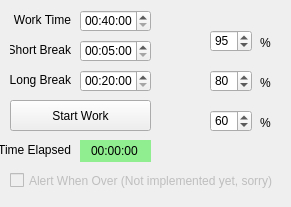
The window that mainwindow.ui (Kiloku/nice-pomodoro) describes before a commit, drawn with Qt 5.
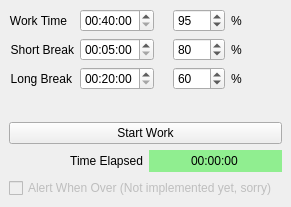
The same window after the commit. Icons and pictures are not drawn.

Commit message:
put widgets into layouts
This makes layout self-adjusting

What changed in the file:
```diff
--- a/mainwindow.ui
+++ b/mainwindow.ui
@@ -17,145 +17,13 @@
    <bool>false</bool>
   </property>
   <widget class="QWidget" name="centralwidget">
-   <widget class="QTimeEdit" name="timeElapsedBox">
-    <property name="enabled">
-     <bool>false</bool>
-    </property>
-    <property name="geometry">
-     <rect>
-      <x>80</x>
-      <y>140</y>
-      <width>71</width>
-      <height>22</height>
-     </rect>
-    </property>
-    <property name="styleSheet">
-     <string notr="true">background-color:lightgreen;
-color:black;</string>
-    </property>
-    <property name="frame">
-     <bool>false</bool>
-    </property>
-    <property name="alignment">
-     <set>Qt::AlignCenter</set>
-    </property>
-    <property name="buttonSymbols">
-     <enum>QAbstractSpinBox::NoButtons</enum>
-    </property>
-    <property name="keyboardTracking">
-     <bool>true</bool>
-    </property>
-    <property name="displayFormat">
-     <string>HH:mm:ss</string>
-    </property>
-   </widget>
-   <widget class="QPushButton" name="startButton">
-    <property name="geometry">
-     <rect>
-      <x>10</x>
-      <y>100</y>
-      <width>141</width>
-      <height>31</height>
-     </rect>
-    </property>
-    <property name="text">
-     <string>Start Work</string>
-    </property>
-   </widget>
-   <widget class="QLabel" name="elapsedLabel">
-    <property name="geometry">
-     <rect>
-      <x>0</x>
-      <y>140</y>
-      <width>71</width>
-      <height>20</height>
-     </rect>
-    </property>
-    <property name="text">
-     <string>Time Elapsed</string>
-    </property>
-    <property name="alignment">
-     <set>Qt::AlignRight|Qt::AlignTrailing|Qt::AlignVCenter</set>
-    </property>
-   </widget>
-   <widget class="QTimeEdit" name="restTimeBox">
-    <property name="enabled">
-     <bool>true</bool>
-    </property>
-    <property name="geometry">
-     <rect>
-      <x>80</x>
-      <y>40</y>
-      <width>71</width>
-      <height>22</height>
-     </rect>
-    </property>
-    <property name="displayFormat">
-     <string>HH:mm:ss</string>
-    </property>
-    <property name="time">
-     <time>
-      <hour>0</hour>
-      <minute>5</minute>
-      <second>0</second>
-     </time>
-    </property>
-   </widget>
-   <widget class="QTimeEdit" name="workTimeBox">
-    <property name="enabled">
-     <bool>true</bool>
-    </property>
-    <property name="geometry">
-     <rect>
-      <x>80</x>
-      <y>10</y>
-      <width>71</width>
-      <height>22</height>
-     </rect>
-    </property>
-    <property name="displayFormat">
-     <string>HH:mm:ss</string>
-    </property>
-    <property name="time">
-     <time>
-      <hour>0</hour>
-      <minute>40</minute>
-      <second>0</second>
-     </time>
-    </property>
-   </widget>
-   <widget class="QTimeEdit" name="longRestTimeBox">
-    <property name="enabled">
-     <bool>true</bool>
-    </property>
-    <property name="geometry">
-     <rect>
-      <x>80</x>
-      <y>70</y>
-      <width>71</width>
-      <height>22</height>
-     </rect>
-    </property>
-    <property name="displayFormat">
-     <string>HH:mm:ss</string>
-    </property>
-    <property name="time">
-     <time>
-      <hour>0</hour>
-      <minute>20</minute>
-      <second>0</second>
-     </time>
-    </property>
-   </widget>
+   <layout class="QVBoxLayout" name="verticalLayout_2">
+    <item>
+     <layout class="QHBoxLayout" name="horizontalLayout_5">
+      <item>
+       <layout class="QFormLayout" name="formLayout">
+        <item row="0" column="0">
    <widget class="QLabel" name="workTimeLabel">
-    <property name="geometry">
-     <rect>
-      <x>10</x>
-      <y>10</y>
-      <width>61</width>
-      <height>20</height>
-     </rect>
-    </property>
     <property name="text">
      <string>Work Time</string>
     </property>
@@ -163,15 +31,26 @@
      <set>Qt::AlignRight|Qt::AlignTrailing|Qt::AlignVCenter</set>
     </property>
    </widget>
+        </item>
+        <item row="0" column="1">
+         <widget class="QTimeEdit" name="workTimeBox">
+          <property name="enabled">
+           <bool>true</bool>
+          </property>
+          <property name="displayFormat">
+           <string>HH:mm:ss</string>
+          </property>
+          <property name="time">
+           <time>
+            <hour>0</hour>
+            <minute>40</minute>
+            <second>0</second>
+           </time>
+          </property>
+         </widget>
+        </item>
+        <item row="1" column="0">
    <widget class="QLabel" name="shortBreakLabel">
-    <property name="geometry">
-     <rect>
-      <x>10</x>
-      <y>40</y>
-      <width>61</width>
-      <height>20</height>
-     </rect>
-    </property>
     <property name="text">
      <string>Short Break</string>
     </property>
@@ -179,15 +58,26 @@
      <set>Qt::AlignRight|Qt::AlignTrailing|Qt::AlignVCenter</set>
     </property>
    </widget>
+        </item>
+        <item row="1" column="1">
+         <widget class="QTimeEdit" name="restTimeBox">
+          <property name="enabled">
+           <bool>true</bool>
+          </property>
+          <property name="displayFormat">
+           <string>HH:mm:ss</string>
+          </property>
+          <property name="time">
+           <time>
+            <hour>0</hour>
+            <minute>5</minute>
+            <second>0</second>
+           </time>
+          </property>
+         </widget>
+        </item>
+        <item row="2" column="0">
    <widget class="QLabel" name="longBreakLabel">
-    <property name="geometry">
-     <rect>
-      <x>10</x>
-      <y>70</y>
-      <width>61</width>
-      <height>20</height>
-     </rect>
-    </property>
     <property name="text">
      <string>Long Break</string>
     </property>
@@ -195,69 +85,30 @@
      <set>Qt::AlignRight|Qt::AlignTrailing|Qt::AlignVCenter</set>
     </property>
    </widget>
-   <widget class="QCheckBox" name="alertWhenOver">
+        </item>
+        <item row="2" column="1">
+         <widget class="QTimeEdit" name="longRestTimeBox">
     <property name="enabled">
-     <bool>false</bool>
-    </property>
-    <property name="geometry">
-     <rect>
-      <x>10</x>
-      <y>170</y>
-      <width>271</width>
-      <height>21</height>
-     </rect>
-    </property>
-    <property name="text">
-     <string>Alert When Over (Not implemented yet, sorry)</string>
-    </property>
-   </widget>
-   <widget class="QLabel" name="yellowThresholdLabel">
-    <property name="geometry">
-     <rect>
-      <x>170</x>
-      <y>100</y>
-      <width>32</width>
-      <height>32</height>
-     </rect>
-    </property>
-    <property name="text">
-     <string/>
-    </property>
-    <property name="pixmap">
-     <pixmap resource="pomo.qrc">:/images/PomoYellow.png</pixmap>
-    </property>
-    <property name="scaledContents">
      <bool>true</bool>
     </property>
-   </widget>
-   <widget class="QLabel" name="orangeThresholdLabel">
-    <property name="geometry">
-     <rect>
-      <x>170</x>
-      <y>60</y>
-      <width>32</width>
-      <height>32</height>
-     </rect>
-    </property>
-    <property name="text">
-     <string/>
-    </property>
-    <property name="pixmap">
-     <pixmap resource="pomo.qrc">:/images/PomoOrange.png</pixmap>
-    </property>
-    <property name="scaledContents">
-     <bool>true</bool>
-    </property>
-   </widget>
+          <property name="displayFormat">
+           <string>HH:mm:ss</string>
+          </property>
+          <property name="time">
+           <time>
+            <hour>0</hour>
+            <minute>20</minute>
+            <second>0</second>
+           </time>
+          </property>
+         </widget>
+        </item>
+       </layout>
+      </item>
+      <item>
+       <layout class="QFormLayout" name="formLayout_2">
+        <item row="0" column="0">
    <widget class="QLabel" name="redThresholdLabel">
-    <property name="geometry">
-     <rect>
-      <x>170</x>
-      <y>20</y>
-      <width>32</width>
-      <height>32</height>
-     </rect>
-    </property>
     <property name="text">
      <string/>
     </property>
@@ -268,15 +119,11 @@
      <bool>true</bool>
     </property>
    </widget>
+        </item>
+        <item row="0" column="1">
+         <layout class="QHBoxLayout" name="horizontalLayout">
+          <item>
    <widget class="QSpinBox" name="redThresholdInput">
-    <property name="geometry">
-     <rect>
-      <x>210</x>
-      <y>30</y>
-      <width>42</width>
-      <height>22</height>
-     </rect>
-    </property>
     <property name="maximum">
      <number>100</number>
     </property>
@@ -284,15 +131,33 @@
      <number>95</number>
     </property>
    </widget>
+          </item>
+          <item>
+           <widget class="QLabel" name="label">
+            <property name="text">
+             <string>%</string>
+            </property>
+           </widget>
+          </item>
+         </layout>
+        </item>
+        <item row="1" column="0">
+         <widget class="QLabel" name="orangeThresholdLabel">
+          <property name="text">
+           <string/>
+          </property>
+          <property name="pixmap">
+           <pixmap resource="pomo.qrc">:/images/PomoOrange.png</pixmap>
+          </property>
+          <property name="scaledContents">
+           <bool>true</bool>
+          </property>
+         </widget>
+        </item>
+        <item row="1" column="1">
+         <layout class="QHBoxLayout" name="horizontalLayout_2">
+          <item>
    <widget class="QSpinBox" name="orangeThresholdInput">
-    <property name="geometry">
-     <rect>
-      <x>210</x>
-      <y>70</y>
-      <width>42</width>
-      <height>22</height>
-     </rect>
-    </property>
     <property name="maximum">
      <number>100</number>
     </property>
@@ -300,15 +165,33 @@
      <number>80</number>
     </property>
    </widget>
+          </item>
+          <item>
+           <widget class="QLabel" name="label_2">
+            <property name="text">
+             <string>%</string>
+            </property>
+           </widget>
+          </item>
+         </layout>
+        </item>
+        <item row="2" column="0">
+         <widget class="QLabel" name="yellowThresholdLabel">
+          <property name="text">
+           <string/>
+          </property>
+          <property name="pixmap">
+           <pixmap resource="pomo.qrc">:/images/PomoYellow.png</pixmap>
+          </property>
+          <property name="scaledContents">
+           <bool>true</bool>
+          </property>
+         </widget>
+        </item>
+        <item row="2" column="1">
+         <layout class="QHBoxLayout" name="horizontalLayout_3">
+          <item>
    <widget class="QSpinBox" name="yellowThresholdInput">
-    <property name="geometry">
-     <rect>
-      <x>210</x>
-      <y>110</y>
-      <width>42</width>
-      <height>22</height>
-     </rect>
-    </property>
     <property name="maximum">
      <number>100</number>
     </property>
@@ -316,45 +199,82 @@
      <number>60</number>
     </property>
    </widget>
-   <widget class="QLabel" name="label">
-    <property name="geometry">
-     <rect>
-      <x>260</x>
-      <y>35</y>
-      <width>21</width>
-      <height>16</height>
-     </rect>
-    </property>
-    <property name="text">
-     <string>%</string>
-    </property>
-   </widget>
-   <widget class="QLabel" name="label_2">
-    <property name="geometry">
-     <rect>
-      <x>260</x>
-      <y>75</y>
-      <width>21</width>
-      <height>16</height>
-     </rect>
-    </property>
-    <property name="text">
-     <string>%</string>
-    </property>
-   </widget>
+          </item>
+          <item>
    <widget class="QLabel" name="label_3">
-    <property name="geometry">
-     <rect>
-      <x>260</x>
-      <y>115</y>
-      <width>21</width>
-      <height>16</height>
-     </rect>
-    </property>
     <property name="text">
      <string>%</string>
     </property>
    </widget>
+          </item>
+         </layout>
+        </item>
+       </layout>
+      </item>
+     </layout>
+    </item>
+    <item>
+     <layout class="QVBoxLayout" name="verticalLayout">
+      <item>
+       <widget class="QPushButton" name="startButton">
+        <property name="text">
+         <string>Start Work</string>
+        </property>
+       </widget>
+      </item>
+      <item>
+       <layout class="QHBoxLayout" name="horizontalLayout_4">
+        <item>
+         <widget class="QLabel" name="elapsedLabel">
+          <property name="text">
+           <string>Time Elapsed</string>
+          </property>
+          <property name="alignment">
+           <set>Qt::AlignRight|Qt::AlignTrailing|Qt::AlignVCenter</set>
+          </property>
+         </widget>
+        </item>
+        <item>
+         <widget class="QTimeEdit" name="timeElapsedBox">
+          <property name="enabled">
+           <bool>false</bool>
+          </property>
+          <property name="styleSheet">
+           <string notr="true">background-color:lightgreen;
+color:black;</string>
+          </property>
+          <property name="frame">
+           <bool>false</bool>
+          </property>
+          <property name="alignment">
+           <set>Qt::AlignCenter</set>
+          </property>
+          <property name="buttonSymbols">
+           <enum>QAbstractSpinBox::NoButtons</enum>
+          </property>
+          <property name="keyboardTracking">
+           <bool>true</bool>
+          </property>
+          <property name="displayFormat">
+           <string>HH:mm:ss</string>
+          </property>
+         </widget>
+        </item>
+       </layout>
+      </item>
+      <item>
+       <widget class="QCheckBox" name="alertWhenOver">
+        <property name="enabled">
+         <bool>false</bool>
+        </property>
+        <property name="text">
+         <string>Alert When Over (Not implemented yet, sorry)</string>
+        </property>
+       </widget>
+      </item>
+     </layout>
+    </item>
+   </layout>
   </widget>
  </widget>
  <resources>
```
Lines whose indentation alone changed are shown as unchanged.
